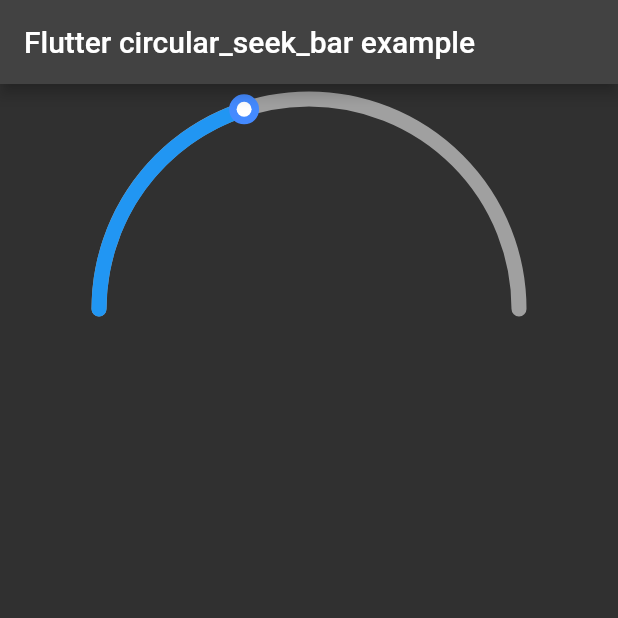
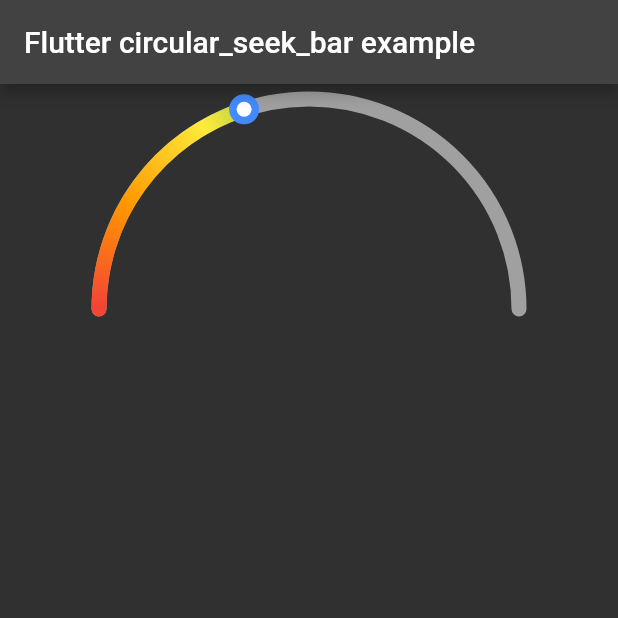
Before and after one commit to seosh817/circular_seek_bar, a Flutter app: the screen it shows after launch, on a phone screen of 412 x 824 dp, the top half of it. Run offline on Flutter 3.47's test engine with Material 2 defaults, Android fonts, the phone set to English and light mode, and no system bars.

Commit message:
Add gradient to seekbar

```diff
--- a/example/lib/main.dart
+++ b/example/lib/main.dart
@@ -45,6 +45,7 @@ class _CircularSeekBarExamplePageState extends State<CircularSeekBarExamplePage>
               height: 300,
               startAngle: 90,
               sweepAngle: 180,
+              progressGradientColors: [Colors.red, Colors.orange, Colors.yellow, Colors.green, Colors.blue, Colors.indigo, Colors.purple],
             ),
             SizedBox(
               height: 40,
--- a/lib/circular_seek_bar.dart
+++ b/lib/circular_seek_bar.dart
@@ -14,7 +14,9 @@ class CircularSeekBar extends StatefulWidget {
   final double sweepAngle;
   final double barWidth;
   final Color trackColor;
+  final List<Color> trackGradientColors;
   final Color progressColor;
+  final List<Color> progressGradientColors;
   final StrokeCap strokeCap;
   final bool animation;
   final int animDurationMillis;
@@ -39,7 +41,9 @@ class CircularSeekBar extends StatefulWidget {
     this.sweepAngle = 360,
     this.barWidth = 10,
     this.trackColor = Colors.white54,
+    this.trackGradientColors = const [],
     this.progressColor = Colors.blue,
+    this.progressGradientColors = const [],
     this.strokeCap = StrokeCap.round,
     this.animation = true,
     this.animDurationMillis = 1000,
@@ -79,7 +83,6 @@ class _CircularSeekBarState extends State<CircularSeekBar> {
     if (progress >= widget.minProgress && progress <= widget.maxProgress) {
       setState(() {
         _progress = _angleToProgress(angle > 0 ? angle : angle + 360, widget.startAngle, widget.sweepAngle);
-        // print('_progress: $_progress');
       });
     }
   }
@@ -124,7 +127,9 @@ class _CircularSeekBarState extends State<CircularSeekBar> {
                   sweepAngle: widget.sweepAngle,
                   barWidth: widget.barWidth,
                   trackColor: widget.trackColor,
+                  trackGradientColors: widget.trackGradientColors,
                   progressColor: widget.progressColor,
+                  progressGradientColors: widget.progressGradientColors,
                   strokeCap: widget.strokeCap,
                   interactive: widget.interactive,
                   innerThumbRadius: widget.innerThumbRadius,
@@ -148,7 +153,9 @@ class _CircularSeekBarState extends State<CircularSeekBar> {
           sweepAngle: widget.sweepAngle,
           barWidth: widget.barWidth,
           trackColor: widget.trackColor,
+          trackGradientColors: widget.trackGradientColors,
           progressColor: widget.progressColor,
+          progressGradientColors: widget.progressGradientColors,
           strokeCap: widget.strokeCap,
           interactive: widget.interactive,
           innerThumbRadius: widget.innerThumbRadius,
@@ -171,7 +178,9 @@ class _SeekBarPainter extends CustomPainter {
   final double sweepAngle;
   final double barWidth;
   final Color trackColor;
+  final List<Color> trackGradientColors;
   final Color progressColor;
+  final List<Color> progressGradientColors;
   final StrokeCap strokeCap;
   final bool interactive;
   final double innerThumbRadius;
@@ -192,7 +201,9 @@ class _SeekBarPainter extends CustomPainter {
     required this.sweepAngle,
     required this.barWidth,
     required this.trackColor,
+    required this.trackGradientColors,
     required this.progressColor,
+    required this.progressGradientColors,
     required this.strokeCap,
     required this.interactive,
     required this.innerThumbRadius,
@@ -226,6 +237,31 @@ class _SeekBarPainter extends CustomPainter {
     Rect rect = Rect.fromCenter(center: center, width: 2 * radius, height: 2 * radius);
 
     double sweepAngleRadian = _degreesToRadians(sweepAngle);
+
+    Gradient? trackGradient = trackGradientColors.isNotEmpty
+        ? SweepGradient(
+            center: Alignment.center,
+            startAngle: startAngleRadian,
+            endAngle: startAngleRadian + sweepAngleRadian,
+            tileMode: TileMode.mirror,
+            colors: trackGradientColors,
+          )
+        : null;
+
+    trackPaint.shader = trackGradient?.createShader(rect);
+
+    Gradient? progressGradient = progressGradientColors.isNotEmpty
+        ? SweepGradient(
+            center: Alignment.center,
+            startAngle: startAngleRadian,
+            endAngle: startAngleRadian + sweepAngleRadian,
+            tileMode: TileMode.mirror,
+            colors: progressGradientColors,
+          )
+        : null;
+
+    progressPaint.shader = progressGradient?.createShader(rect);
+
     canvas.drawArc(rect, startAngleRadian, sweepAngleRadian, false, trackPaint);
 
     double progressAngle = _lerp(0, sweepAngle, _lerpRatio(minProgress, maxProgress, progress));
@@ -266,7 +302,9 @@ class _SeekBarPainter extends CustomPainter {
         oldDelegate.sweepAngle != sweepAngle ||
         oldDelegate.barWidth != barWidth ||
         oldDelegate.trackColor != trackColor ||
+        oldDelegate.trackGradientColors != trackGradientColors ||
         oldDelegate.progressColor != progressColor ||
+        oldDelegate.progressGradientColors != progressGradientColors ||
         oldDelegate.strokeCap != strokeCap ||
         oldDelegate.interactive != interactive ||
         oldDelegate.innerThumbRadius != innerThumbRadius ||
```
